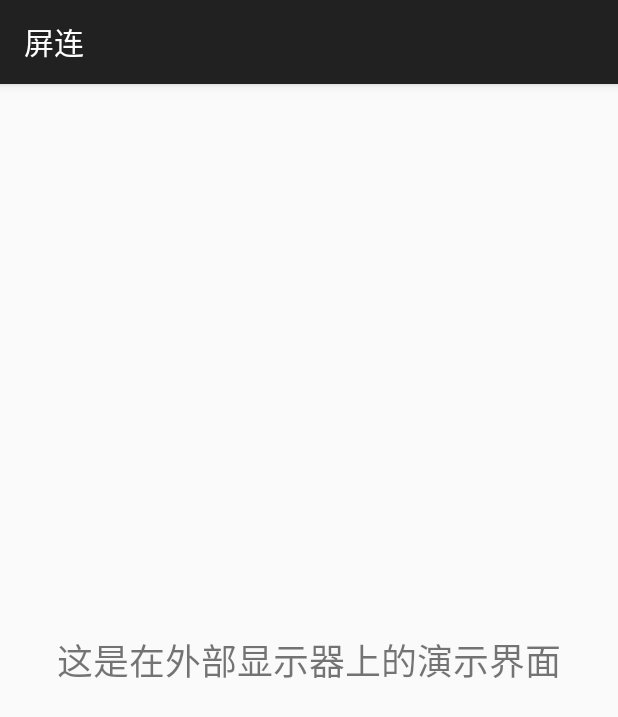
After one commit to nako-ruru/orbit-android, an Android app: the DemoActivity screen opened directly, with no data from a screen before it, on a phone screen of 412 x 824 dp. The commit adds this screen. Shown: the top 717 px of the screen. Run offline under Robolectric (Android 15) with nearby library versions, the phone set to English and light mode, and no system bars.

Commit message:
add demo activity

```diff
--- a/app/src/main/AndroidManifest.xml
+++ b/app/src/main/AndroidManifest.xml
@@ -35,6 +35,10 @@
                 android:resource="@xml/device_filter"/>
         </activity>
 
+        <activity
+            android:name=".DemoActivity"
+            android:exported="false" />
+
         <service
             android:name=".MediaProjectionService"
             android:foregroundServiceType="mediaProjection"
--- /dev/null
+++ b/app/src/main/java/com/gitee/connect_screen/DemoActivity.java
@@ -0,0 +1,16 @@
+package com.gitee.connect_screen;
+
+import android.os.Bundle;
+import android.widget.TextView;
+import androidx.appcompat.app.AppCompatActivity;
+
+public class DemoActivity extends AppCompatActivity {
+    @Override
+    protected void onCreate(Bundle savedInstanceState) {
+        super.onCreate(savedInstanceState);
+        setContentView(R.layout.activity_demo);
+
+        TextView textView = findViewById(R.id.demo_text);
+        textView.setText("这是在外部显示器上的演示界面");
+    }
+}
--- /dev/null
+++ b/app/src/main/res/layout/activity_demo.xml
@@ -0,0 +1,14 @@
+<?xml version="1.0" encoding="utf-8"?>
+<RelativeLayout xmlns:android="http://schemas.android.com/apk/res/android"
+    android:layout_width="match_parent"
+    android:layout_height="match_parent"
+    android:padding="16dp">
+
+    <TextView
+        android:id="@+id/demo_text"
+        android:layout_width="wrap_content"
+        android:layout_height="wrap_content"
+        android:layout_centerInParent="true"
+        android:textSize="24sp"/>
+
+</RelativeLayout>
```
Also changed, not shown: app/src/main/java/com/gitee/connect_screen/DisplayDetailFragment.java (+11 -0 lines), app/src/main/res/layout/fragment_display_detail.xml (+17 -4 lines).
